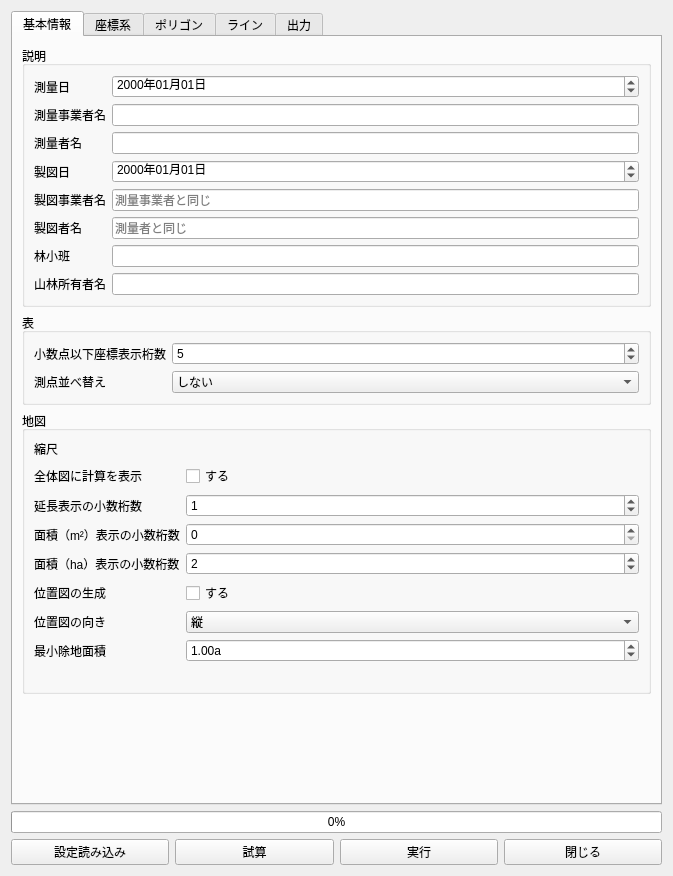
Before: the Qt Designer form main_dialog.ui in CleanDiesel/RingyoZumenMaker, drawn with Qt 5.
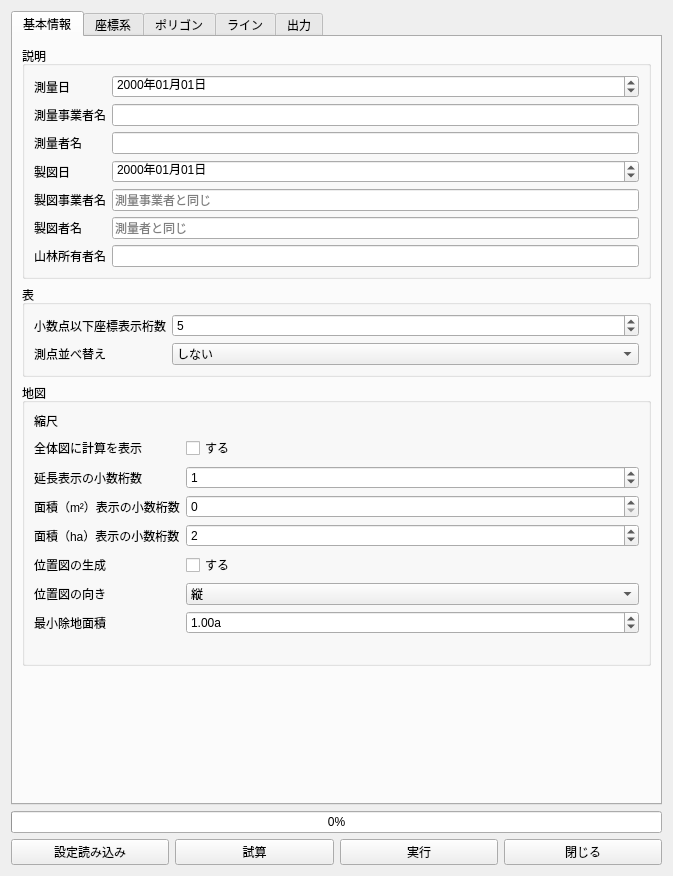
After: the same form once the commit is applied. Custom widgets are drawn as their Qt base class.

```diff
--- a/main_dialog.ui
+++ b/main_dialog.ui
@@ -72,16 +72,6 @@
           <item row="2" column="1">
            <widget class="QLineEdit" name="sokuryosha"/>
           </item>
-          <item row="6" column="0">
-           <widget class="QLabel" name="label_3">
-            <property name="text">
-             <string>林小班</string>
-            </property>
-           </widget>
-          </item>
-          <item row="6" column="1">
-           <widget class="QLineEdit" name="rinshohan"/>
-          </item>
           <item row="7" column="0">
            <widget class="QLabel" name="label_4">
             <property name="text">
```
Left out of the diff: 1 changed line with no effect on the pictures.
